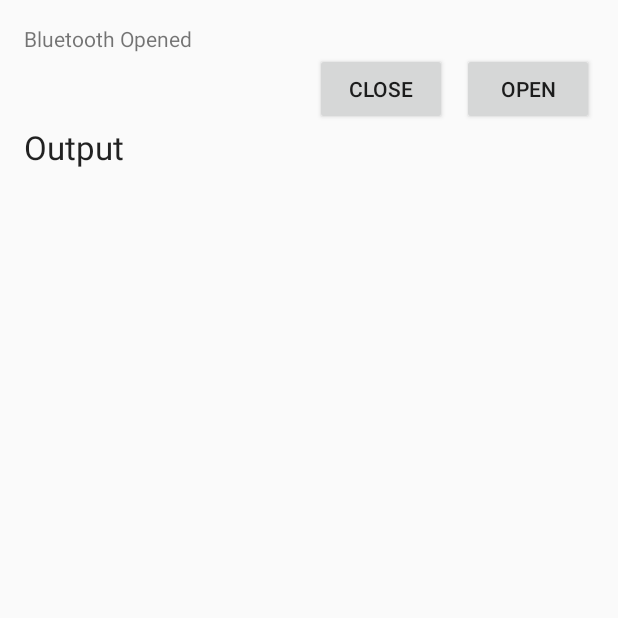
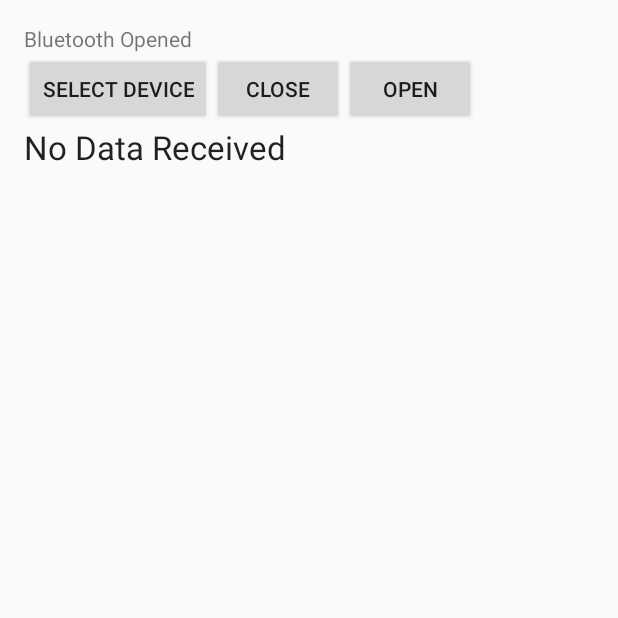
Before and after one commit to iandouglas96/drivR, an Android app: the screen it shows after launch (MainScreen), after a tap on "OPEN", on a phone screen of 412 x 824 dp, the top half of it. Run offline under Robolectric (Android 15) with nearby library versions, the phone set to English and light mode, and no system bars.

Commit message:
Added Device Selection Screen

```diff
--- a/app/src/main/java/com/pxlweavr/drivr/MainScreen.java
+++ b/app/src/main/java/com/pxlweavr/drivr/MainScreen.java
@@ -14,17 +14,19 @@ import android.view.View;
 import android.widget.TextView;
 import android.widget.Button;
 import java.io.IOException;
+import java.io.InputStream;
 import java.util.Set;
 
 public class MainScreen extends Activity {
+    private static final int DEVICE_SELECT = 1;
+
     TextView statusLabel;
     TextView outputLabel;
 
-    BluetoothAdapter obdAdapter;
-    BluetoothDevice obdDevice;
+    BluetoothDevice obdDevice = null;
 
     /**
-     * @brief Method called when the app initially starts up.  Configures UI
+     * Method called when the app initially starts up.  Configures UI
      * @param savedInstanceState Initial device state
      */
     @Override
@@ -35,6 +37,7 @@ public class MainScreen extends Activity {
         //Connect up to our I/O
         Button openButton = (Button) findViewById(R.id.open);
         Button closeButton = (Button) findViewById(R.id.close);
+        Button selectDeviceButton = (Button) findViewById(R.id.select_device);
         statusLabel = (TextView) findViewById(R.id.status_label);
         outputLabel = (TextView) findViewById(R.id.output_label);
 
@@ -42,9 +45,9 @@ public class MainScreen extends Activity {
         openButton.setOnClickListener(new View.OnClickListener() {
             public void onClick(View v) {
                 try {
-                    findBT();
                     openBT();
                 } catch (IOException ex) {
+                    Log.d("", "Could not open connection");
                 }
             }
         });
@@ -55,13 +58,29 @@ public class MainScreen extends Activity {
                 try {
                     closeBT();
                 } catch (IOException ex) {
+                    Log.d("", "Could not close connection");
                 }
+            }
+        });
+
+        //Select device button
+        selectDeviceButton.setOnClickListener(new View.OnClickListener() {
+            public void onClick(View v) {
+                showDeviceSelect();
             }
         });
     }
 
     /**
-     * @brief Pause the app by unregistering from our Bluetooth handler
+     * Start the Device Select Screen for a result
+     */
+    private void showDeviceSelect() {
+        Intent deviceSelectIntent = new Intent(this, DeviceSelectScreen.class);
+        startActivityForResult(deviceSelectIntent, DEVICE_SELECT);
+    }
+
+    /**
+     * Pause the app by unregistering from our Bluetooth handler
      */
     @Override
     protected void onPause() {
@@ -71,7 +90,7 @@ public class MainScreen extends Activity {
     }
 
     /**
-     * @brief When we resume, reconnect to the Bluetooth handler
+     * When we resume, reconnect to the Bluetooth handler
      */
     @Override
     protected void onResume() {
@@ -81,38 +100,7 @@ public class MainScreen extends Activity {
     }
 
     /**
-     * @brief Search through the paired devices and connect to the appropriate one
-     */
-    void findBT() {
-        obdAdapter = BluetoothAdapter.getDefaultAdapter();
-        if (obdAdapter == null) {
-            statusLabel.setText("No bluetooth adapter available");
-        }
-
-        if (!obdAdapter.isEnabled()) {
-            Intent enableBluetooth = new Intent(BluetoothAdapter.ACTION_REQUEST_ENABLE);
-            startActivityForResult(enableBluetooth, 0);
-        }
-
-        Set<BluetoothDevice> pairedDevices = obdAdapter.getBondedDevices();
-        if (pairedDevices.size() > 0) {
-            for (BluetoothDevice device : pairedDevices) {
-                if (device.getName().equals("IANMBP")) {
-                    obdDevice = device;
-                    statusLabel.setText("Bluetooth Device Found");
-                    break;
-                }
-            }
-            if (statusLabel.getText() != "Bluetooth Device Found") {
-                statusLabel.setText("IANMBP not found");
-            }
-        } else {
-            statusLabel.setText("No Devices Paired");
-        }
-    }
-
-    /**
-     * @brief Connect to Bluetooth device, and start BluetoothHandler service
+     * Connect to Bluetooth device, and start BluetoothHandler service
      * @throws IOException
      */
     void openBT() throws IOException {
@@ -124,7 +112,7 @@ public class MainScreen extends Activity {
     }
 
     /**
-     * @brief Stop the BluetoothHandler service
+     * Stop the BluetoothHandler service
      * @throws IOException
      */
     void closeBT() throws IOException {
@@ -133,7 +121,7 @@ public class MainScreen extends Activity {
     }
 
     /**
-     * @brief The receiver for data coming from bluetooth.
+     * The receiver for data coming from bluetooth.
      */
     private BroadcastReceiver dataReceiver = new BroadcastReceiver() {
         @Override
@@ -141,6 +129,35 @@ public class MainScreen extends Activity {
             // Get extra data included in the Intent
             String message = intent.getStringExtra("message");
             Log.d("receiver", "Got message: " + message);
+            outputLabel.setText(message);
         }
     };
+
+    /**
+     * Handle data returned by other activities
+     * @param requestCode The activity code we are getting data from
+     * @param resultCode The result of the activity
+     * @param data Data returned from the activity
+     */
+    @Override
+    public void onActivityResult(int requestCode, int resultCode, Intent data) {
+        super.onActivityResult(requestCode, resultCode, data);
+        switch (requestCode) {
+            case (DEVICE_SELECT): {
+                if (resultCode == Activity.RESULT_OK) {
+                    //Read in the data
+                    try {
+                        closeBT();
+                    } catch (IOException ioe) {
+                        Log.d("", ioe.getMessage());
+                    }
+                    obdDevice = (BluetoothDevice) data.getParcelableExtra("device");
+                    statusLabel.setText(obdDevice.getName() + " Selected");
+                } else {
+                    statusLabel.setText("No Device Selected");
+                }
+                break;
+            }
+        }
+    }
 }
--- a/app/src/main/res/layout/activity_main_screen.xml
+++ b/app/src/main/res/layout/activity_main_screen.xml
@@ -14,34 +14,45 @@
     android:id="@+id/status_label"
     android:layout_width="fill_parent"
     android:layout_height="wrap_content"
-    android:text="Status" />
+    android:text="No Device Selected" />
 
     <Button
         android:id="@+id/open"
         android:layout_width="wrap_content"
         android:layout_height="wrap_content"
-        android:layout_alignParentRight="true"
-        android:layout_marginLeft="10dip"
         android:text="Open"
-        android:layout_below="@id/status_label" />
+        android:layout_below="@+id/status_label"
+        android:layout_toRightOf="@+id/close"
+        android:layout_toEndOf="@+id/close" />
 
     <Button
         android:id="@+id/close"
         android:layout_width="wrap_content"
         android:layout_height="wrap_content"
         android:text="Close"
-        android:layout_alignTop="@id/open"
-        android:layout_toLeftOf="@id/open" />
+        android:layout_below="@+id/status_label"
+        android:layout_toRightOf="@+id/select_device"
+        android:layout_toEndOf="@+id/select_device" />
+
+    <Button
+        android:layout_width="wrap_content"
+        android:layout_height="wrap_content"
+        android:text="Select Device"
+        android:id="@+id/select_device"
+        android:layout_above="@+id/output_label"
+        android:layout_alignParentLeft="true"
+        android:layout_alignParentStart="true" />
 
     <TextView
         android:layout_width="wrap_content"
         android:layout_height="wrap_content"
         android:textAppearance="?android:attr/textAppearanceLarge"
-        android:text="Output"
+        android:text="No Data Received"
         android:id="@+id/output_label"
         android:layout_below="@+id/close"
         android:layout_alignParentLeft="true"
         android:layout_alignParentStart="true"
         android:layout_alignRight="@+id/open"
         android:layout_alignEnd="@+id/open" />
+
 </RelativeLayout>
```
Also changed, not shown: app/src/main/AndroidManifest.xml (+11 -3 lines), app/src/main/java/com/pxlweavr/drivr/BluetoothDeviceAdapter.java (added, +50 -0 lines), app/src/main/java/com/pxlweavr/drivr/BluetoothHandler.java (+7 -7 lines), app/src/main/java/com/pxlweavr/drivr/DeviceSelectScreen.java (added, +112 -0 lines), app/src/main/res/layout/activity_device_select_screen.xml (added, +54 -0 lines), app/src/main/res/layout/item_device.xml (added, +22 -0 lines).
